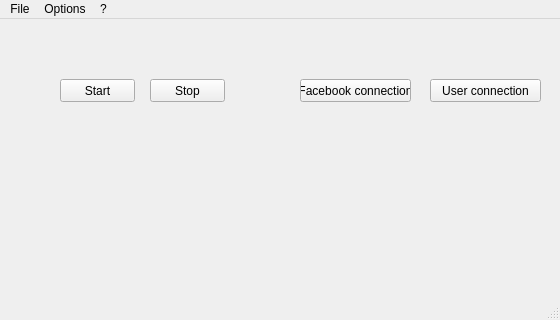
First picture: the form in network-example/network-user/forms/UserMainWindow.ui, repository hasboeuf/hb, before the edit.
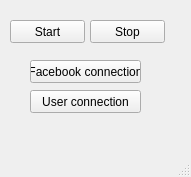
Second picture: the form after the edit.

```diff
--- a/network-example/network-user/forms/UserMainWindow.ui
+++ b/network-example/network-user/forms/UserMainWindow.ui
@@ -6,8 +6,8 @@
    <rect>
     <x>0</x>
     <y>0</y>
-    <width>560</width>
-    <height>320</height>
+    <width>191</width>
+    <height>177</height>
    </rect>
   </property>
   <property name="windowTitle">
@@ -17,8 +17,8 @@
    <widget class="QPushButton" name="ui_qpb_start">
     <property name="geometry">
      <rect>
-      <x>60</x>
-      <y>60</y>
+      <x>10</x>
+      <y>20</y>
       <width>75</width>
       <height>23</height>
      </rect>
@@ -30,8 +30,8 @@
    <widget class="QPushButton" name="ui_qpb_stop">
     <property name="geometry">
      <rect>
-      <x>150</x>
-      <y>60</y>
+      <x>90</x>
+      <y>20</y>
       <width>75</width>
       <height>23</height>
      </rect>
@@ -43,7 +43,7 @@
    <widget class="QPushButton" name="ui_qpb_fb_connection">
     <property name="geometry">
      <rect>
-      <x>300</x>
+      <x>30</x>
       <y>60</y>
       <width>111</width>
       <height>23</height>
@@ -56,8 +56,8 @@
    <widget class="QPushButton" name="ui_qpb_user_connection">
     <property name="geometry">
      <rect>
-      <x>430</x>
-      <y>60</y>
+      <x>30</x>
+      <y>90</y>
       <width>111</width>
       <height>23</height>
      </rect>
@@ -72,33 +72,10 @@
     <rect>
      <x>0</x>
      <y>0</y>
-     <width>560</width>
+     <width>191</width>
      <height>21</height>
     </rect>
    </property>
-   <widget class="QMenu" name="menuFile">
-    <property name="title">
-     <string>File</string>
-    </property>
-    <addaction name="ui_qa_exit"/>
-   </widget>
-   <widget class="QMenu" name="menuOptions">
-    <property name="title">
-     <string>Options</string>
-    </property>
-    <addaction name="ui_qa_logs"/>
-    <addaction name="ui_qa_preferences"/>
-   </widget>
-   <widget class="QMenu" name="menu">
-    <property name="title">
-     <string>?</string>
-    </property>
-    <addaction name="ui_qa_help"/>
-    <addaction name="ui_qa_about"/>
-   </widget>
-   <addaction name="menuFile"/>
-   <addaction name="menuOptions"/>
-   <addaction name="menu"/>
   </widget>
   <widget class="QStatusBar" name="statusbar"/>
   <action name="ui_qa_exit">
```
